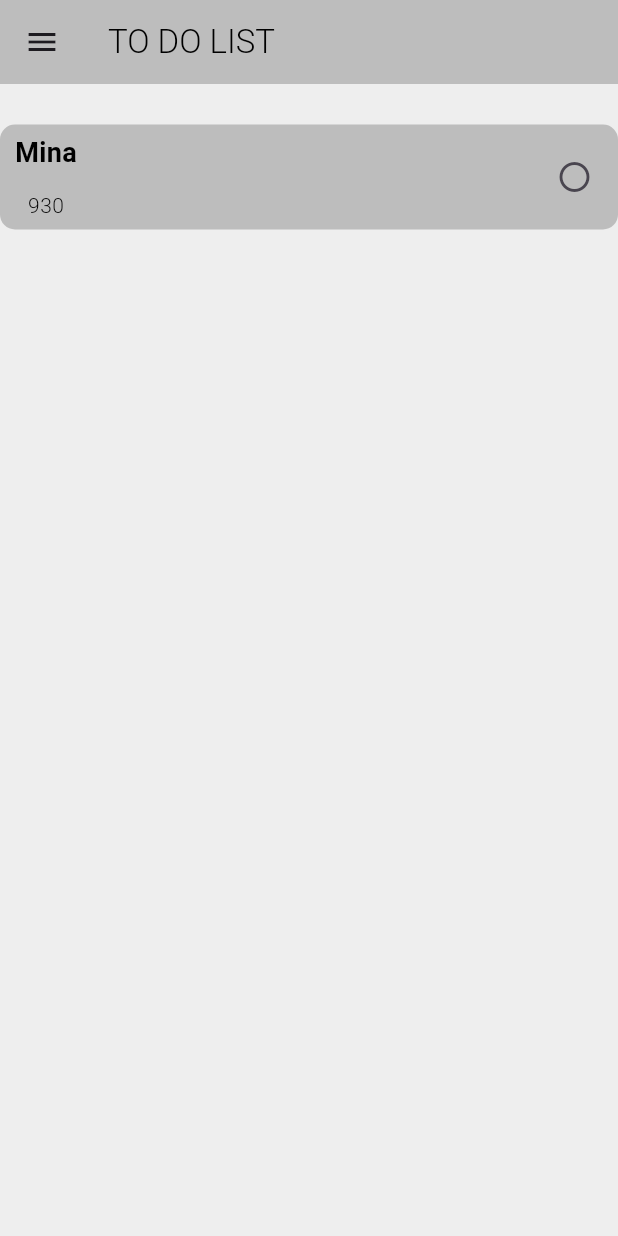
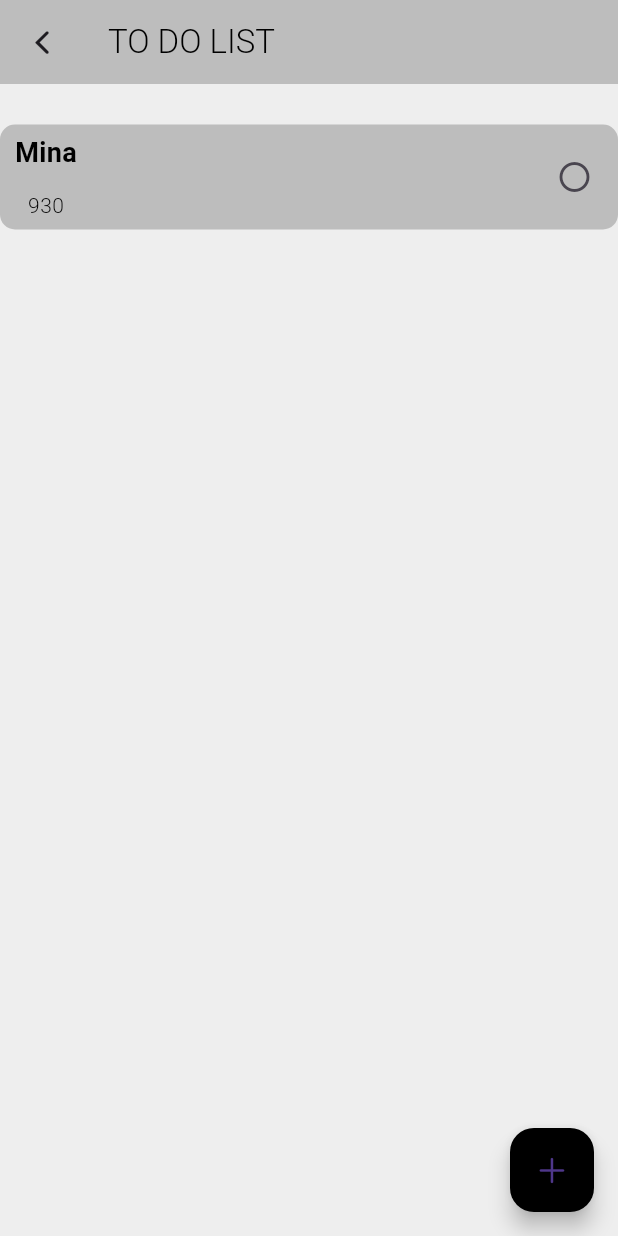
Before and after one commit to Aliamrol/Todolist, a Flutter app: the screen it shows after launch, on a phone screen of 412 x 824 dp. Run offline on Flutter 3.47's test engine with Material 3 defaults, Android fonts, the phone set to English and light mode, and no system bars.

Commit message:
create floating point action

```diff
--- a/lib/Screens/HomeScreen.dart
+++ b/lib/Screens/HomeScreen.dart
@@ -1,7 +1,8 @@
+import 'package:flutter/cupertino.dart';
 import 'package:flutter/material.dart';
 import 'package:task_manager/Drawer.dart';
+import 'package:task_manager/floatingPoint.dart';
 import 'package:task_manager/taskItem.dart';
-
 import '../Task.dart';
 
 class HomeScreen extends StatefulWidget {
@@ -51,7 +52,6 @@ class _HomeScreen extends State<HomeScreen> {
 
   final GlobalKey<ScaffoldState> _scaffoldKey = GlobalKey<ScaffoldState>();
 
-
   @override
   Widget build(BuildContext context) {
     List<Widget> rows = [];
@@ -70,6 +70,7 @@ class _HomeScreen extends State<HomeScreen> {
         DoneATask: this.DoneATask,
       ));
     }
+
     return Scaffold(
       key: _scaffoldKey,
       drawer: DrawerMenu(
@@ -85,7 +86,7 @@ class _HomeScreen extends State<HomeScreen> {
         ),
         backgroundColor: Colors.grey[400],
         leading: IconButton(
-          icon: Icon(Icons.menu),
+          icon: Icon(CupertinoIcons.chevron_back),
           onPressed: () {
             setState(() {
               _scaffoldKey.currentState?.openDrawer();
@@ -98,6 +99,7 @@ class _HomeScreen extends State<HomeScreen> {
           ...rows,
         ],
       ),
+      floatingActionButton: floatingPoint(),
     );
   }
 }
--- /dev/null
+++ b/lib/floatingPoint.dart
@@ -0,0 +1,18 @@
+import 'package:flutter/cupertino.dart';
+import 'package:flutter/material.dart';
+
+class floatingPoint extends StatefulWidget {
+  @override
+  State<StatefulWidget> createState() => _floatingPoint();
+}
+
+class _floatingPoint extends State<floatingPoint> {
+  @override
+  Widget build(BuildContext context) {
+    return FloatingActionButton(
+      onPressed: () {},
+      child: Icon(CupertinoIcons.add),
+      backgroundColor: Colors.black,
+    );
+  }
+}
--- a/lib/taskItem.dart
+++ b/lib/taskItem.dart
@@ -1,7 +1,6 @@
-import 'package:flutter/cupertino.dart';
 import 'package:flutter/material.dart';
+import 'Task.dart';
 
-import 'Task.dart';
 
 class TaskItem extends StatefulWidget {
   late String title;
```
